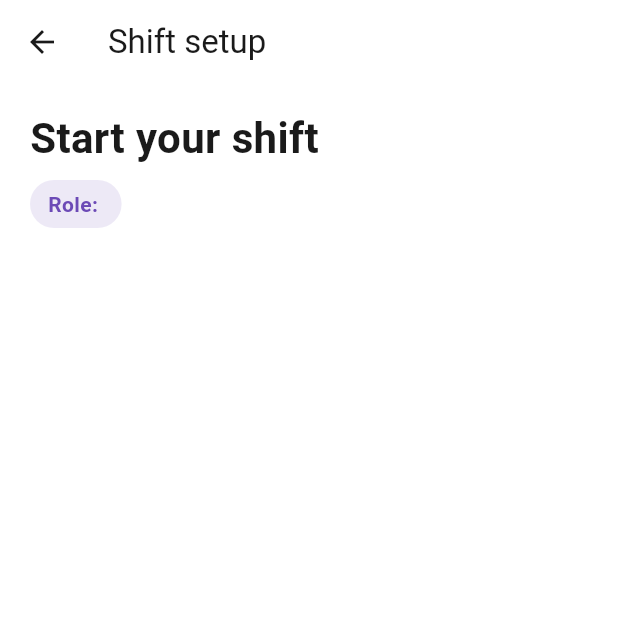
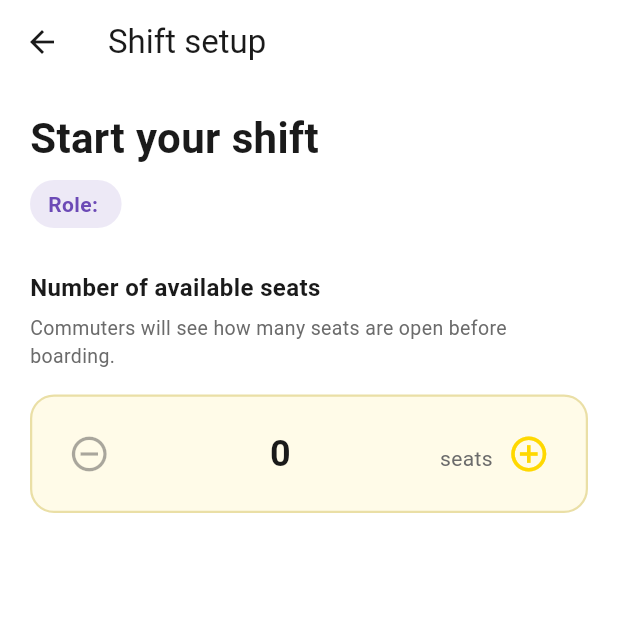
Before and after one commit to Samul2007/SajilYatra, a Flutter app: the ShiftSetupScreen screen opened directly with empty values, on a phone screen of 412 x 824 dp, the top half of it. Run offline on Flutter 3.47's test engine with Material 3 defaults, Android fonts, the phone set to English and light mode, and no system bars; our stand-ins replace flutter_map, latlong2.

Commit message:
Added available seats stepper and input field

```diff
--- a/lib/view/driver/shift_setup_screen.dart
+++ b/lib/view/driver/shift_setup_screen.dart
@@ -11,6 +11,28 @@ class ShiftSetupScreen extends StatefulWidget {
 }
 
 class _ShiftSetupScreenState extends State<ShiftSetupScreen> {
+  static const int _maxSeats = 60;
+  int _availableSeats = 0;
+  final TextEditingController _seatsController =
+  TextEditingController(text: '0');
+
+  @override
+  void dispose() {
+    _seatsController.dispose();
+    super.dispose();
+  }
+
+  void _updateSeats(int value) {
+    final clamped = value.clamp(0, _maxSeats);
+    setState(() {
+      _availableSeats = clamped;
+      _seatsController.text = clamped.toString();
+      _seatsController.selection = TextSelection.fromPosition(
+        TextPosition(offset: _seatsController.text.length),
+      );
+    });
+  }
+
   @override
   Widget build(BuildContext context) {
     return Scaffold(
@@ -51,6 +73,77 @@ class _ShiftSetupScreenState extends State<ShiftSetupScreen> {
                   ),
                 ),
               ),
+              const SizedBox(height: 28),
+              const Text(
+                'Number of available seats',
+                style: TextStyle(
+                  color: kText,
+                  fontSize: 16,
+                  fontWeight: FontWeight.w600,
+                ),
+              ),
+              const SizedBox(height: 6),
+              const Text(
+                'Commuters will see how many seats are open before boarding.',
+                style: TextStyle(color: kMuted, fontSize: 13),
+              ),
+              const SizedBox(height: 16),
+              Container(
+                padding:
+                const EdgeInsets.symmetric(horizontal: 14, vertical: 12),
+                decoration: BoxDecoration(
+                  color: kCard,
+                  borderRadius: BorderRadius.circular(16),
+                  border: Border.all(color: kBorder, width: 1.5),
+                ),
+                child: Row(
+                  children: [
+                    IconButton(
+                      onPressed: _availableSeats > 0
+                          ? () => _updateSeats(_availableSeats - 1)
+                          : null,
+                      icon: const Icon(Icons.remove_circle_outline),
+                      color: kAccent,
+                      iconSize: 28,
+                    ),
+                    Expanded(
+                      child: TextField(
+                        controller: _seatsController,
+                        textAlign: TextAlign.center,
+                        keyboardType: TextInputType.number,
+                        style: const TextStyle(
+                          color: kText,
+                          fontSize: 24,
+                          fontWeight: FontWeight.bold,
+                        ),
+                        decoration: const InputDecoration(
+                          border: InputBorder.none,
+                          suffixText: 'seats',
+                          suffixStyle: TextStyle(color: kMuted, fontSize: 14),
+                        ),
+                        onChanged: (raw) {
+                          final parsed = int.tryParse(raw.trim());
+                          if (parsed != null) {
+                            final clamped = parsed.clamp(0, _maxSeats);
+                            _availableSeats = clamped;
+                            if (clamped != parsed) {
+                              _updateSeats(clamped);
+                            }
+                          }
+                        },
+                      ),
+                    ),
+                    IconButton(
+                      onPressed: _availableSeats < _maxSeats
+                          ? () => _updateSeats(_availableSeats + 1)
+                          : null,
+                      icon: const Icon(Icons.add_circle_outline),
+                      color: kAccent,
+                      iconSize: 28,
+                    ),
+                  ],
+                ),
+              ),
             ],
           ),
         ),
```
